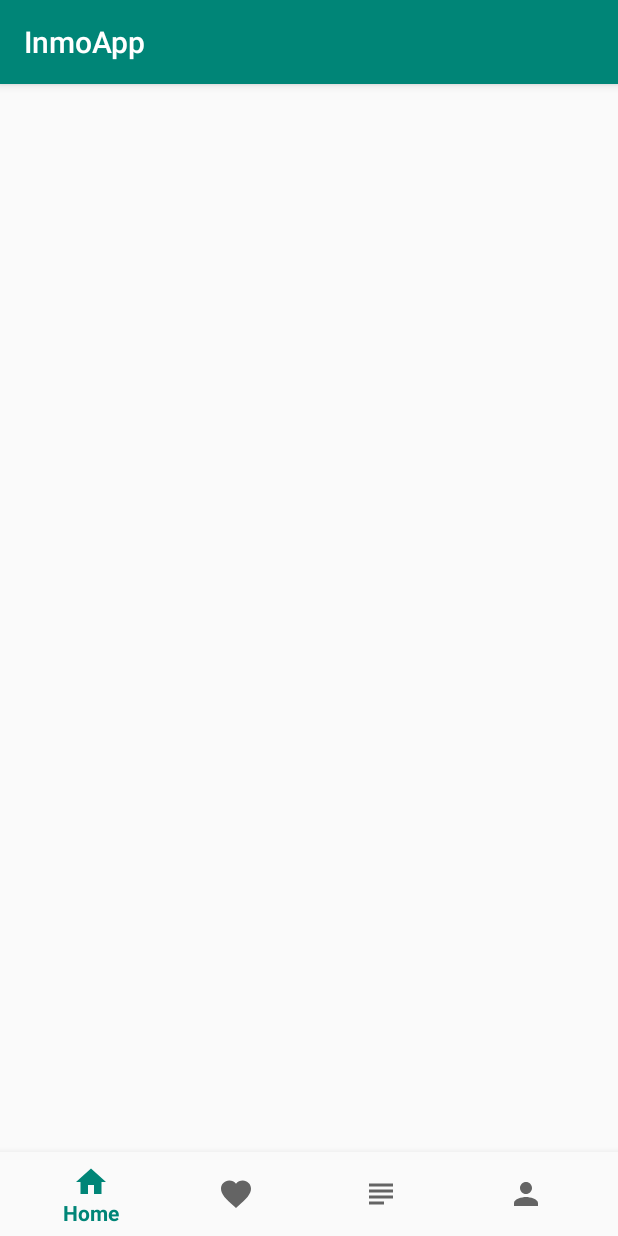
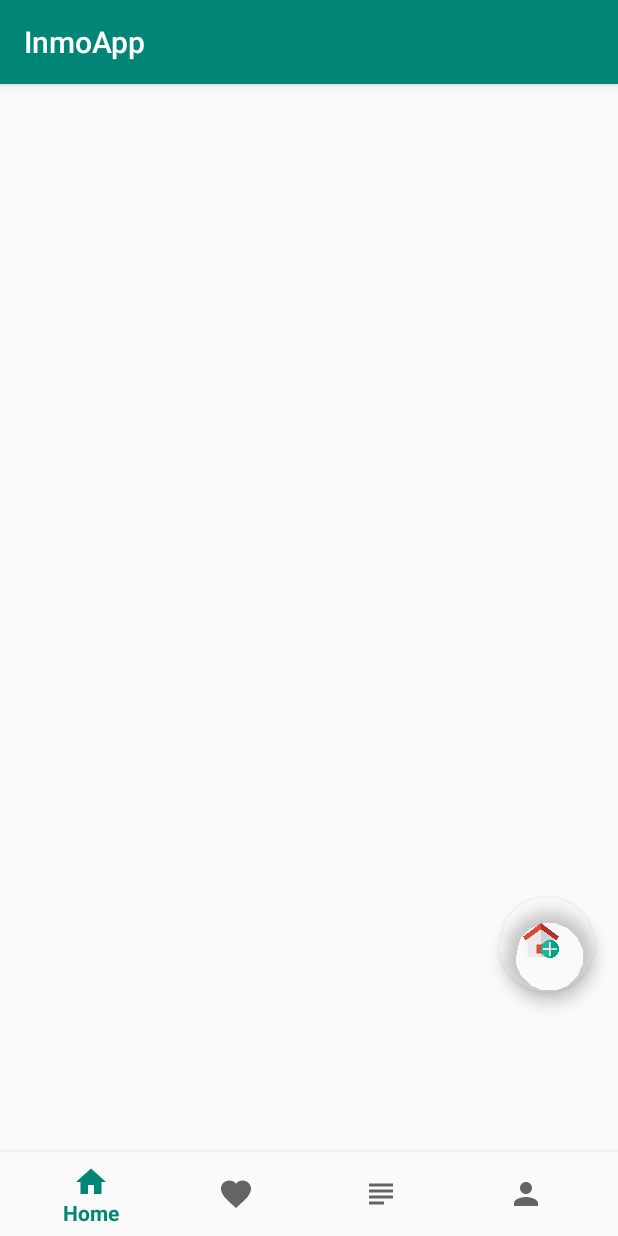
Before and after one commit to JoseAlbertoVazq/inmoapp, an Android app: the screen it shows after launch (DashboardActivity), on a phone screen of 412 x 824 dp. Run offline under Robolectric (Android 15) with nearby library versions, the phone set to English and light mode, and no system bars.

```diff
--- a/inmoapp/app/src/main/java/dam/javazquez/inmoapp/ui/common/DashboardActivity.java
+++ b/inmoapp/app/src/main/java/dam/javazquez/inmoapp/ui/common/DashboardActivity.java
@@ -1,19 +1,25 @@
 package dam.javazquez.inmoapp.ui.common;
 
 import android.content.Context;
+import android.content.DialogInterface;
 import android.content.Intent;
 import android.os.Bundle;
 import android.support.design.widget.BottomNavigationView;
+import android.support.design.widget.FloatingActionButton;
 import android.support.v4.app.Fragment;
 import android.support.v4.app.FragmentTransaction;
+import android.support.v7.app.AlertDialog;
 import android.support.v7.app.AppCompatActivity;
 import android.support.annotation.NonNull;
+import android.util.Log;
 import android.view.MenuItem;
+import android.view.View;
 import android.widget.TextView;
 
 import dam.javazquez.inmoapp.R;
 import dam.javazquez.inmoapp.responses.PropertyFavsResponse;
 import dam.javazquez.inmoapp.responses.PropertyResponse;
+import dam.javazquez.inmoapp.ui.addProperty.AddPropertyActivity;
 import dam.javazquez.inmoapp.ui.favs.PropertyFavFragment;
 import dam.javazquez.inmoapp.ui.login.LoginActivity;
 import dam.javazquez.inmoapp.ui.mines.MyPropertyFragment;
@@ -24,7 +30,8 @@ public class DashboardActivity extends AppCompatActivity implements PropertyFrag
     private TextView mTextMessage;
     FragmentTransaction fragmentChanger;
     private Fragment properties, favs, mines;
-    private String jwt = null;
+    private String jwt;
+    private FloatingActionButton fab;
     private BottomNavigationView.OnNavigationItemSelectedListener mOnNavigationItemSelectedListener
             = item -> {
 
@@ -71,17 +78,34 @@ public class DashboardActivity extends AppCompatActivity implements PropertyFrag
                 return false;
             };
 
+
     @Override
     protected void onCreate(Bundle savedInstanceState) {
         super.onCreate(savedInstanceState);
         getToken();
         setContentView(R.layout.activity_dashboard);
         BottomNavigationView navView = findViewById(R.id.nav_view);
+        fab = findViewById(R.id.fab);
         mTextMessage = findViewById(R.id.message);
         navView.setOnNavigationItemSelectedListener(mOnNavigationItemSelectedListener);
         properties = new PropertyFragment();
         favs = new PropertyFavFragment();
         mines = new MyPropertyFragment();
+
+        fab.setOnClickListener(v -> {
+            if (jwt == null) {
+                AlertDialog.Builder builder = new AlertDialog.Builder(this);
+                builder.setTitle(R.string.title_add).setMessage(R.string.message_add);
+                builder.setPositiveButton(R.string.go, (dialog, which) ->
+                        startActivity(new Intent(DashboardActivity.this, LoginActivity.class)));
+                builder.setNegativeButton(R.string.cancel, (dialog, id) -> {
+                   Log.d("Back", "Going back");
+                });
+                AlertDialog dialog = builder.create();
+
+                dialog.show();
+            }
+        });
     }
 
     public void getToken(){
--- a/inmoapp/app/src/main/res/layout/activity_dashboard.xml
+++ b/inmoapp/app/src/main/res/layout/activity_dashboard.xml
@@ -30,4 +30,21 @@
 
     </FrameLayout>
 
+    <android.support.design.widget.FloatingActionButton
+        android:id="@+id/fab"
+        android:layout_width="111dp"
+        android:layout_height="63dp"
+        android:layout_gravity="bottom|right"
+        android:layout_marginStart="8dp"
+        android:layout_marginEnd="8dp"
+        android:layout_marginBottom="8dp"
+        android:src="@mipmap/addhome"
+        app:backgroundTint="#00534646"
+        app:fabSize="normal"
+        app:layout_constraintBottom_toBottomOf="@+id/contenedor_dashboard"
+        app:layout_constraintEnd_toEndOf="parent"
+        app:layout_constraintHorizontal_bias="0.975"
+        app:layout_constraintStart_toStartOf="parent"
+        app:layout_constraintTop_toTopOf="@+id/contenedor_dashboard"
+        app:layout_constraintVertical_bias="0.877" />
 </android.support.constraint.ConstraintLayout>
--- a/inmoapp/app/src/main/res/layout/fragment_propertiesfavs_list.xml
+++ b/inmoapp/app/src/main/res/layout/fragment_propertiesfavs_list.xml
@@ -10,4 +10,7 @@
     android:layout_marginRight="16dp"
     app:layoutManager="LinearLayoutManager"
     tools:context=".ui.favs.PropertyFavFragment"
-    tools:listitem="@layout/fragment_propertyfav" />
+    tools:listitem="@layout/fragment_propertyfav" >
+
+
+</android.support.v7.widget.RecyclerView>
--- a/inmoapp/app/src/main/res/values/strings.xml
+++ b/inmoapp/app/src/main/res/values/strings.xml
@@ -23,4 +23,10 @@
     <string name="size">Size</string>
     <string name="city">City</string>
     <string name="province">Province</string>
+
+    <!-- DIALOGS -->
+    <string name="title_add">WARNING</string>
+    <string name="message_add">You have to log in! Shall we go to the Login Page?</string>
+    <string name="go">Go</string>
+    <string name="cancel">Cancel</string>
 </resources>
```
Also changed, not shown: inmoapp/app/src/main/AndroidManifest.xml (+7 -5 lines), inmoapp/app/src/main/java/dam/javazquez/inmoapp/ui/addProperty/AddPropertyActivity.java (added, +15 -0 lines), inmoapp/app/src/main/java/dam/javazquez/inmoapp/ui/properties/PropertyAdapter.java (+12 -2 lines), inmoapp/app/src/main/res/layout/activity_add_property.xml (added, +9 -0 lines), inmoapp/app/src/main/res/mipmap-xhdpi/addhome.png (added).
